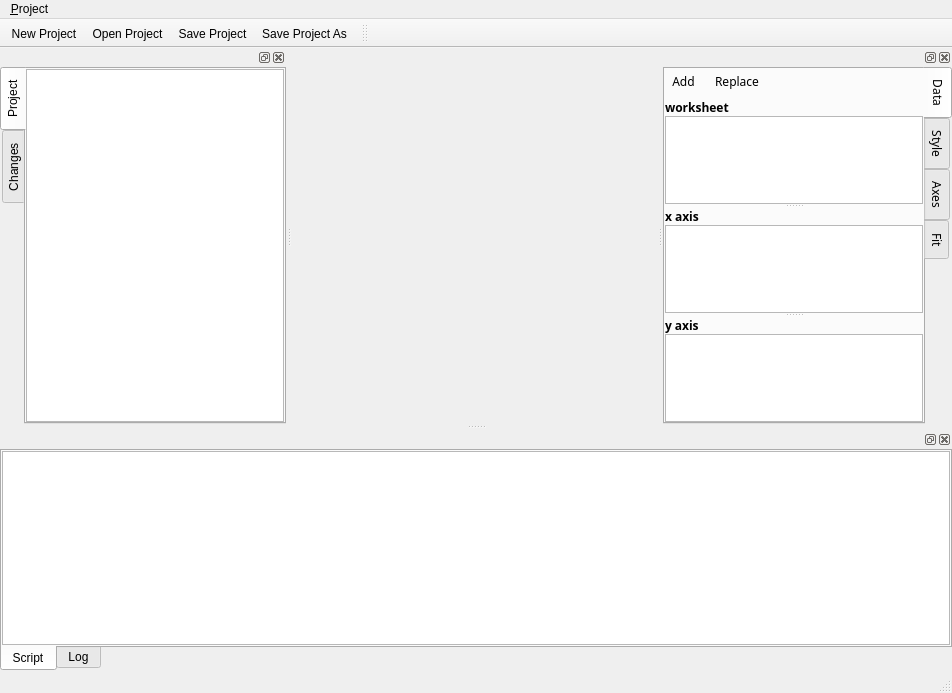
Above: branches/split/grafity/ui/forms/mdi.ui from BackupTheBerlios/grafity-svn before the change. Below: the same form after it.
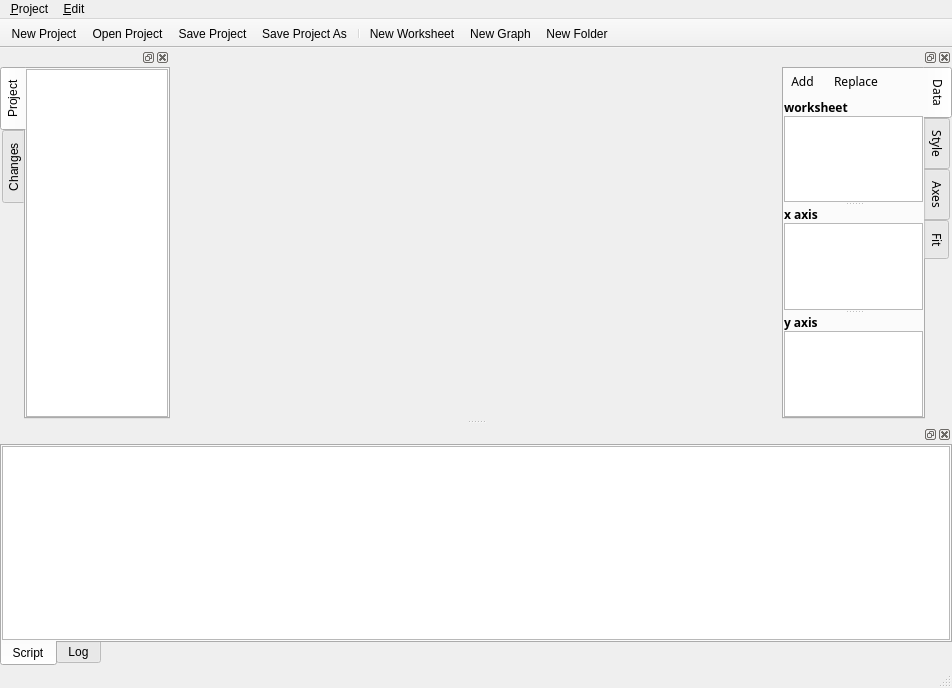
That is the form after the change. The open tabs and pages were chosen to show the change. Icons and pictures are not drawn. Custom widgets are drawn as their Qt base class.

The edit to the form file:
```diff
--- a/branches/split/grafity/ui/forms/mdi.ui
+++ b/branches/split/grafity/ui/forms/mdi.ui
@@ -9,13 +9,22 @@
     <x>0</x>
     <y>0</y>
     <width>952</width>
-    <height>693</height>
+    <height>688</height>
    </rect>
   </property>
   <property name="windowTitle" >
    <string>MainWindow</string>
   </property>
-  <widget class="QWidget" name="centralwidget" />
+  <widget class="QWidget" name="centralwidget" >
+   <layout class="QHBoxLayout" >
+    <property name="margin" >
+     <number>0</number>
+    </property>
+    <property name="spacing" >
+     <number>0</number>
+    </property>
+   </layout>
+  </widget>
   <widget class="QMenuBar" name="menubar" >
    <property name="geometry" >
     <rect>
@@ -34,13 +43,19 @@
     <addaction name="action_save" />
     <addaction name="action_saveas" />
    </widget>
+   <widget class="QMenu" name="menu_Edit" >
+    <property name="title" >
+     <string>&amp;Edit</string>
+    </property>
+   </widget>
    <addaction name="menu_Project" />
+   <addaction name="menu_Edit" />
   </widget>
   <widget class="QStatusBar" name="statusbar" >
    <property name="geometry" >
     <rect>
      <x>0</x>
-     <y>669</y>
+     <y>664</y>
      <width>952</width>
      <height>24</height>
     </rect>
@@ -99,12 +114,26 @@
    </widget>
   </widget>
   <widget class="QDockWidget" name="left" >
+   <property name="sizePolicy" >
+    <sizepolicy>
+     <hsizetype>1</hsizetype>
+     <vsizetype>5</vsizetype>
+     <horstretch>0</horstretch>
+     <verstretch>0</verstretch>
+    </sizepolicy>
+   </property>
    <property name="minimumSize" >
     <size>
      <width>16</width>
      <height>16</height>
     </size>
    </property>
+   <property name="maximumSize" >
+    <size>
+     <width>170</width>
+     <height>16777215</height>
+    </size>
+   </property>
    <property name="features" >
     <set>QDockWidget::AllDockWidgetFeatures</set>
    </property>
@@ -124,6 +153,14 @@
      </property>
      <item>
       <widget class="QTabWidget" name="tabWidget" >
+       <property name="sizePolicy" >
+        <sizepolicy>
+         <hsizetype>1</hsizetype>
+         <vsizetype>7</vsizetype>
+         <horstretch>0</horstretch>
+         <verstretch>0</verstretch>
+        </sizepolicy>
+       </property>
        <property name="tabPosition" >
         <enum>QTabWidget::West</enum>
        </property>
@@ -142,7 +179,16 @@
           <number>0</number>
          </property>
          <item>
-          <widget class="QTreeView" name="tree" />
+          <widget class="QTreeView" name="tree" >
+           <property name="sizePolicy" >
+            <sizepolicy>
+             <hsizetype>1</hsizetype>
+             <vsizetype>7</vsizetype>
+             <horstretch>0</horstretch>
+             <verstretch>0</verstretch>
+            </sizepolicy>
+           </property>
+          </widget>
          </item>
         </layout>
        </widget>
@@ -171,6 +217,12 @@
    </widget>
   </widget>
   <widget class="QDockWidget" name="right" >
+   <property name="maximumSize" >
+    <size>
+     <width>170</width>
+     <height>16777215</height>
+    </size>
+   </property>
    <property name="features" >
     <set>QDockWidget::AllDockWidgetFeatures</set>
    </property>
@@ -187,6 +239,14 @@
      </property>
      <item>
       <widget class="QTabWidget" name="tabs" >
+       <property name="sizePolicy" >
+        <sizepolicy>
+         <hsizetype>1</hsizetype>
+         <vsizetype>7</vsizetype>
+         <horstretch>0</horstretch>
+         <verstretch>0</verstretch>
+        </sizepolicy>
+       </property>
        <property name="font" >
         <font>
          <family>Sans Serif</family>
@@ -306,7 +366,16 @@
               </widget>
              </item>
              <item>
-              <widget class="QTreeView" name="treeView" />
+              <widget class="QTreeView" name="treeView" >
+               <property name="sizePolicy" >
+                <sizepolicy>
+                 <hsizetype>1</hsizetype>
+                 <vsizetype>7</vsizetype>
+                 <horstretch>0</horstretch>
+                 <verstretch>0</verstretch>
+                </sizepolicy>
+               </property>
+              </widget>
              </item>
             </layout>
            </widget>
@@ -329,7 +398,16 @@
               </widget>
              </item>
              <item>
-              <widget class="QListView" name="listView" />
+              <widget class="QListView" name="listView" >
+               <property name="sizePolicy" >
+                <sizepolicy>
+                 <hsizetype>7</hsizetype>
+                 <vsizetype>7</vsizetype>
+                 <horstretch>0</horstretch>
+                 <verstretch>0</verstretch>
+                </sizepolicy>
+               </property>
+              </widget>
              </item>
             </layout>
            </widget>
@@ -1253,17 +1331,10 @@
    <addaction name="action_open" />
    <addaction name="action_save" />
    <addaction name="action_saveas" />
-  </widget>
-  <widget class="QToolBar" name="toolBar_2" >
-   <property name="movable" >
-    <bool>true</bool>
-   </property>
-   <property name="orientation" >
-    <enum>Qt::Horizontal</enum>
-   </property>
-   <attribute name="toolBarArea" >
-    <number>4</number>
-   </attribute>
+   <addaction name="separator" />
+   <addaction name="actionNew_Worksheet" />
+   <addaction name="actionNew_Graph" />
+   <addaction name="actionNew_Folder" />
   </widget>
   <action name="action_new" >
    <property name="icon" >
@@ -1297,6 +1368,30 @@
     <string>&amp;Save Project &amp;As...</string>
    </property>
   </action>
+  <action name="actionNew_Worksheet" >
+   <property name="icon" >
+    <iconset resource="grafity.qrc" >:/images/general/new-worksheet.png</iconset>
+   </property>
+   <property name="text" >
+    <string>New &amp;Worksheet</string>
+   </property>
+  </action>
+  <action name="actionNew_Graph" >
+   <property name="icon" >
+    <iconset resource="grafity.qrc" >:/images/general/new-graph.png</iconset>
+   </property>
+   <property name="text" >
+    <string>New &amp;Graph</string>
+   </property>
+  </action>
+  <action name="actionNew_Folder" >
+   <property name="icon" >
+    <iconset resource="grafity.qrc" >:/images/general/new-folder.png</iconset>
+   </property>
+   <property name="text" >
+    <string>New &amp;Folder</string>
+   </property>
+  </action>
  </widget>
  <pixmapfunction></pixmapfunction>
  <customwidgets>
```
Left out of the diff: 15 changed lines with no effect on the pictures.
